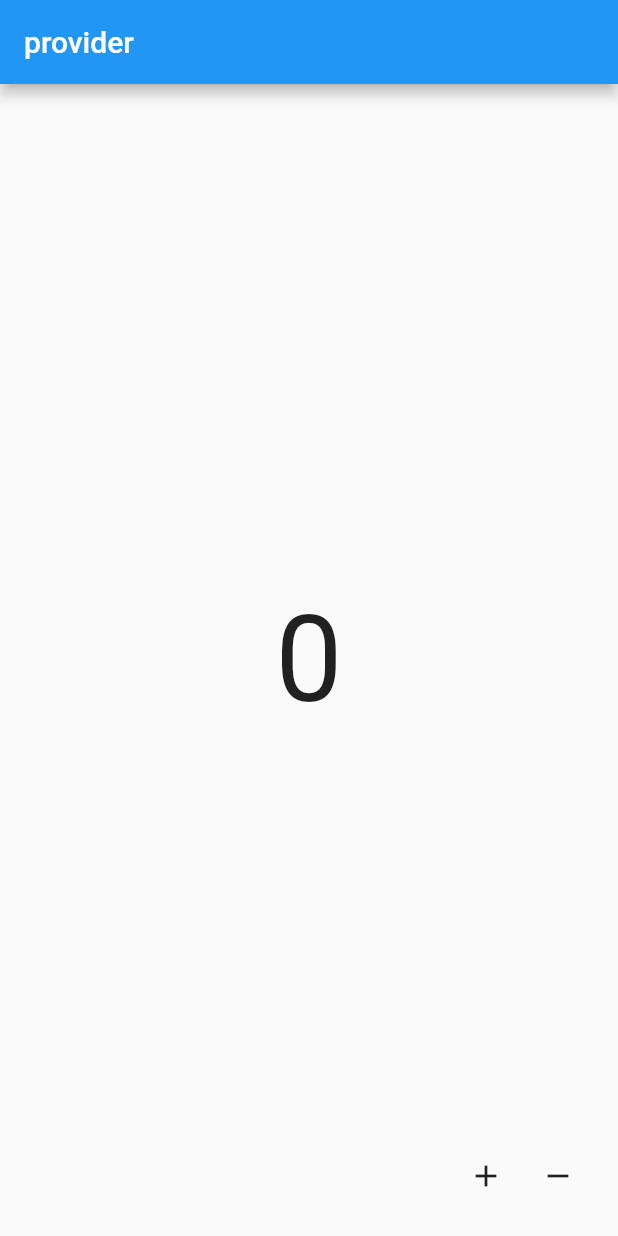
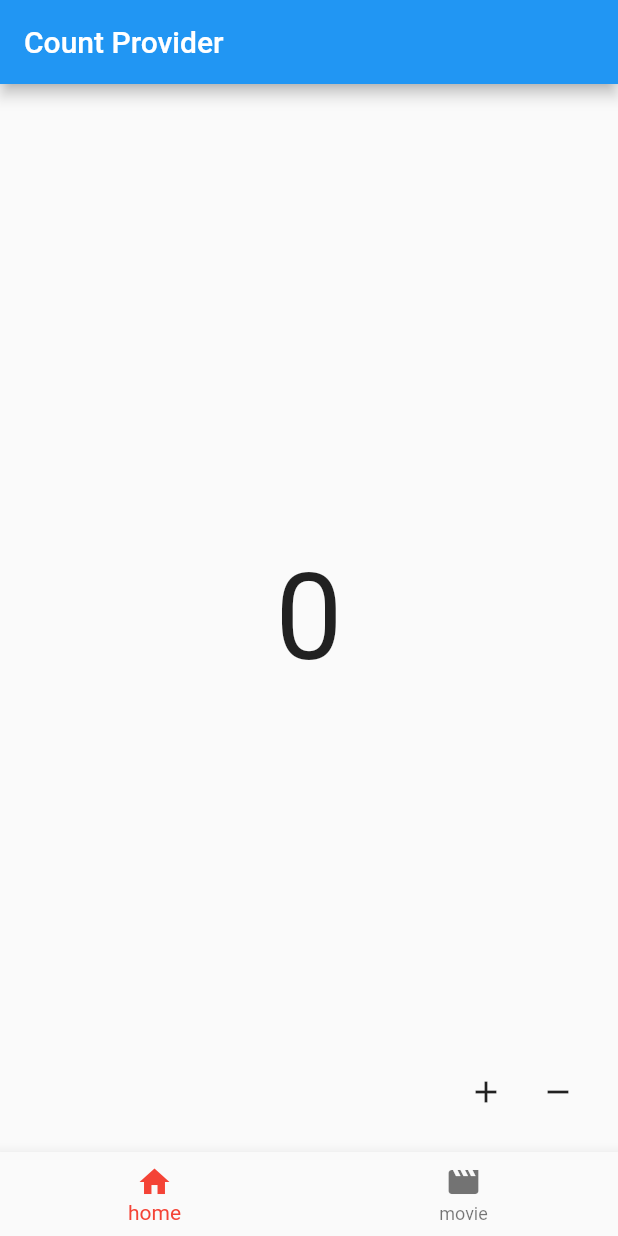
Before and after one commit to ara-zo/flutter_provider, a Flutter app: the screen it shows after launch, on a phone screen of 412 x 824 dp. Run offline on Flutter 3.47's test engine with Material 2 defaults, Android fonts, the phone set to English and light mode, and no system bars; our stand-ins replace freezed_annotation, gap.

Commit message:
:sparkles: MultiProvider (여러개)

```diff
--- a/lib/main.dart
+++ b/lib/main.dart
@@ -1,6 +1,8 @@
 import 'package:flutter/material.dart';
 import 'package:flutter_provider/src/home.dart';
+import 'package:flutter_provider/src/provider/bottom_navigation_provider.dart';
 import 'package:flutter_provider/src/provider/count_provider.dart';
+import 'package:flutter_provider/src/provider/movie_provider.dart';
 import 'package:provider/provider.dart';
 
 void main() {
@@ -13,15 +15,19 @@ class MyApp extends StatelessWidget {
   // This widget is the root of your application.
   @override
   Widget build(BuildContext context) {
-
     return MaterialApp(
       title: 'Flutter Demo',
       theme: ThemeData(
         primarySwatch: Colors.blue,
       ),
-      home: ChangeNotifierProvider(
+      home: MultiProvider(
         // ChangeNotifierProvider : single provider
-        create: (BuildContext context) => CountProvider(),
+        // MultiProvider : 여러개
+        providers: [
+          ChangeNotifierProvider(create: (BuildContext context) => CountProvider()),
+          ChangeNotifierProvider(create: (BuildContext context) => BottomNavigationProvider()),
+          ChangeNotifierProvider(create: (BuildContext context) => MovieProvider()),
+        ],
         child: Home(),
       ),
     );
--- /dev/null
+++ b/lib/src/components/view_count.dart
@@ -0,0 +1,22 @@
+import 'package:flutter/material.dart';
+import 'package:flutter_provider/src/provider/count_provider.dart';
+import 'package:provider/provider.dart';
+
+class ViewCountWidget extends StatelessWidget {
+  const ViewCountWidget({Key? key}) : super(key: key);
+
+  @override
+  Widget build(BuildContext context) {
+    // print("build called");
+    return Center(
+      child: Consumer<CountProvider>(
+        builder: (context, value, child) {
+          return Text(
+            Provider.of<CountProvider>(context).count.toString(),
+            style: const TextStyle(fontSize: 80),
+          );
+        },
+      ),
+    );
+  }
+}
--- a/lib/src/home.dart
+++ b/lib/src/home.dart
@@ -1,39 +1,52 @@
 import 'package:flutter/material.dart';
-import 'package:flutter_provider/src/provider/count_provider.dart';
+import 'package:flutter_provider/src/provider/bottom_navigation_provider.dart';
 import 'package:flutter_provider/src/ui/count_home_widget.dart';
+import 'package:flutter_provider/src/ui/movie_list_widget.dart';
 import 'package:provider/provider.dart';
 
 class Home extends StatelessWidget {
   Home({Key? key}) : super(key: key);
-  late CountProvider _countProvider;
+  late BottomNavigationProvider _bottomNavigationProvider;
 
   @override
   Widget build(BuildContext context) {
     // provider 불러들이는 방법 Provider.of<>(context);
-    _countProvider = Provider.of<CountProvider>(context, listen: false);
+    _bottomNavigationProvider = Provider.of<BottomNavigationProvider>(context);
 
     return Scaffold(
-      appBar: AppBar(
-        title: const Text('provider'),
-      ),
-      body: const CountHomeWidget(),
-      floatingActionButton: Row(
-        mainAxisAlignment: MainAxisAlignment.end,
-        children: [
-          IconButton(
-            onPressed: () {
-              _countProvider.add();
-            },
-            icon: const Icon(Icons.add),
-          ),
-          IconButton(
-            onPressed: () {
-              _countProvider.remove();
-            },
-            icon: const Icon(Icons.remove),
-          ),
-        ],
-      ),
+      body: _navigationBody(),
+      bottomNavigationBar: _bottomNavigationBarWidget(),
+    );
+  }
+
+  Widget _navigationBody() {
+    switch (_bottomNavigationProvider.currentPage) {
+      case 0:
+        return CountHomeWidget();
+      case 1:
+        return MovieListWidget();
+    }
+    return Container();
+  }
+
+  Widget _bottomNavigationBarWidget() {
+    return BottomNavigationBar(
+      currentIndex: _bottomNavigationProvider.currentPage,
+      selectedItemColor: Colors.red,
+      onTap: (index) {
+        // provider navigation state;
+        _bottomNavigationProvider.updateCurrentPage(index);
+      },
+      items: const [
+        BottomNavigationBarItem(
+          icon: Icon(Icons.home),
+          label: "home",
+        ),
+        BottomNavigationBarItem(
+          icon: Icon(Icons.movie),
+          label: "movie",
+        ),
+      ],
     );
   }
 }
--- /dev/null
+++ b/lib/src/models/movie.dart
@@ -0,0 +1,16 @@
+import 'package:freezed_annotation/freezed_annotation.dart';
+
+part 'movie.freezed.dart';
+
+part 'movie.g.dart';
+
+@freezed
+class Movie with _$Movie {
+  const factory Movie({
+    required String overview,
+    @JsonKey(name: 'poster_path') required String posterPath,
+    required String title,
+  }) = _Movie;
+
+  factory Movie.fromJson(Map<String, Object?> json) => _$MovieFromJson(json);
+}
--- /dev/null
+++ b/lib/src/provider/bottom_navigation_provider.dart
@@ -0,0 +1,12 @@
+
+import 'package:flutter/foundation.dart';
+
+class BottomNavigationProvider extends ChangeNotifier {
+  int _index = 0;
+  int get currentPage => _index;
+
+  updateCurrentPage(int index) {
+    _index = index;
+    notifyListeners();
+  }
+}
--- /dev/null
+++ b/lib/src/provider/movie_provider.dart
@@ -0,0 +1,18 @@
+import 'package:flutter/foundation.dart';
+import 'package:flutter_provider/src/models/movie.dart';
+import 'package:flutter_provider/src/repository/movie_repository.dart';
+
+class MovieProvider extends ChangeNotifier {
+  final MovieRepository _movieRepository = MovieRepository();
+
+  List<Movie> _movies = [];
+  List<Movie> get movies => _movies;
+
+  loadMovies() async {
+    _movies.clear();
+    _movies = await _movieRepository.loadMovies();
+    notifyListeners();
+  }
+
+
+}
--- /dev/null
+++ b/lib/src/repository/movie_repository.dart
@@ -0,0 +1,16 @@
+import 'dart:convert';
+
+import 'package:flutter_provider/src/models/movie.dart';
+import 'package:http/http.dart' as http;
+
+class MovieRepository {
+  var queryPram = {'api_key': '2bb68576f283745c105ca5df894b5296'};
+
+  Future<List<Movie>> loadMovies() async {
+    var uri = Uri.https("api.themoviedb.org", "/3/movie/popular", queryPram);
+    var response = await http.get(uri);
+
+    Map<String, dynamic> body = json.decode(response.body);
+    return (body["results"] as List).map<Movie>((e) => Movie.fromJson(e)).toList();
+  }
+}
--- a/lib/src/ui/count_home_widget.dart
+++ b/lib/src/ui/count_home_widget.dart
@@ -1,21 +1,37 @@
 import 'package:flutter/material.dart';
+import 'package:flutter_provider/src/components/view_count.dart';
 import 'package:flutter_provider/src/provider/count_provider.dart';
 import 'package:provider/provider.dart';
 
 class CountHomeWidget extends StatelessWidget {
-  const CountHomeWidget({Key? key}) : super(key: key);
+  CountHomeWidget({Key? key}) : super(key: key);
+  late CountProvider _countProvider;
 
   @override
   Widget build(BuildContext context) {
-    print("build called");
-    return Center(
-      child: Consumer<CountProvider>(
-        builder: (context, value, child) {
-          return Text(
-            Provider.of<CountProvider>(context).count.toString(),
-            style: const TextStyle(fontSize: 80),
-          );
-        },
+    _countProvider = Provider.of<CountProvider>(context, listen: false);
+
+    return Scaffold(
+      appBar: AppBar(
+        title: const Text('Count Provider'),
+      ),
+      body: const ViewCountWidget(),
+      floatingActionButton: Row(
+        mainAxisAlignment: MainAxisAlignment.end,
+        children: [
+          IconButton(
+            onPressed: () {
+              _countProvider.add();
+            },
+            icon: const Icon(Icons.add),
+          ),
+          IconButton(
+            onPressed: () {
+              _countProvider.remove();
+            },
+            icon: const Icon(Icons.remove),
+          ),
+        ],
       ),
     );
   }
```
Also changed, not shown: lib/src/ui/movie_list_widget.dart (added, +101 -0 lines), pubspec.yaml (+10 -0 lines), lib/src/models/movie.freezed.dart (added), lib/src/models/movie.g.dart (added), pubspec.lock.
